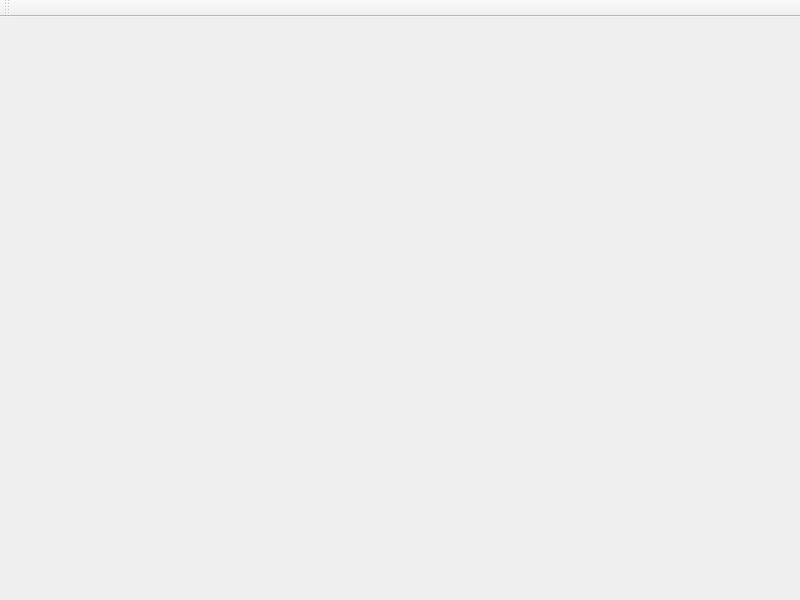
Above: form.ui from EsseteeStuff/wallpaperdownloader before the change. Below: the same form after it.
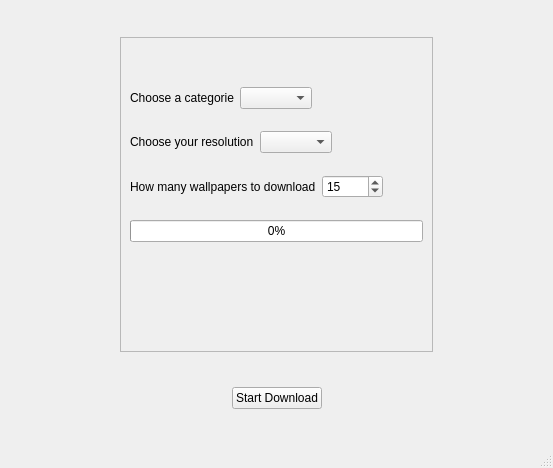
That is the form after the change.

```diff
--- a/form.ui
+++ b/form.ui
@@ -6,25 +6,341 @@
    <rect>
     <x>0</x>
     <y>0</y>
-    <width>800</width>
-    <height>600</height>
+    <width>553</width>
+    <height>468</height>
    </rect>
   </property>
+  <property name="minimumSize">
+   <size>
+    <width>550</width>
+    <height>468</height>
+   </size>
+  </property>
   <property name="windowTitle">
    <string>MainWindow</string>
   </property>
-  <widget class="QWidget" name="centralwidget"/>
-  <widget class="QToolBar" name="toolBar">
-   <property name="windowTitle">
-    <string>toolBar</string>
+  <widget class="QWidget" name="centralwidget">
+   <layout class="QVBoxLayout" name="verticalLayout_2">
+    <item>
+     <spacer name="verticalSpacer_6">
+      <property name="orientation">
+       <enum>Qt::Vertical</enum>
+      </property>
+      <property name="sizeHint" stdset="0">
+       <size>
+        <width>20</width>
+        <height>0</height>
+       </size>
+      </property>
+     </spacer>
+    </item>
+    <item>
+     <layout class="QHBoxLayout" name="horizontalLayout_4">
+      <item>
+       <spacer name="horizontalSpacer">
+        <property name="orientation">
+         <enum>Qt::Horizontal</enum>
+        </property>
+        <property name="sizeHint" stdset="0">
+         <size>
+          <width>40</width>
+          <height>20</height>
+         </size>
+        </property>
+       </spacer>
+      </item>
+      <item>
+       <widget class="QFrame" name="frame">
+        <property name="frameShape">
+         <enum>QFrame::StyledPanel</enum>
+        </property>
+        <property name="frameShadow">
+         <enum>QFrame::Raised</enum>
+        </property>
+        <layout class="QVBoxLayout" name="verticalLayout">
+         <item>
+          <spacer name="verticalSpacer">
+           <property name="orientation">
+            <enum>Qt::Vertical</enum>
+           </property>
+           <property name="sizeHint" stdset="0">
+            <size>
+             <width>20</width>
+             <height>40</height>
+            </size>
+           </property>
+          </spacer>
+         </item>
+         <item>
+          <layout class="QHBoxLayout" name="horizontalLayout">
+           <item>
+            <widget class="QLabel" name="label_2">
+             <property name="text">
+              <string>Choose a categorie</string>
+             </property>
+            </widget>
+           </item>
+           <item>
+            <widget class="QComboBox" name="cbxCategorie"/>
+           </item>
+           <item>
+            <spacer name="horizontalSpacer_3">
+             <property name="orientation">
+              <enum>Qt::Horizontal</enum>
+             </property>
+             <property name="sizeHint" stdset="0">
+              <size>
+               <width>40</width>
+               <height>20</height>
+              </size>
+             </property>
+            </spacer>
+           </item>
+          </layout>
+         </item>
+         <item>
+          <spacer name="verticalSpacer_5">
+           <property name="orientation">
+            <enum>Qt::Vertical</enum>
+           </property>
+           <property name="sizeHint" stdset="0">
+            <size>
+             <width>20</width>
+             <height>16</height>
+            </size>
+           </property>
+          </spacer>
+         </item>
+         <item>
+          <layout class="QHBoxLayout" name="horizontalLayout_2">
+           <item>
+            <widget class="QLabel" name="label">
+             <property name="text">
+              <string>Choose your resolution</string>
+             </property>
+             <property name="scaledContents">
+              <bool>true</bool>
+             </property>
+            </widget>
+           </item>
+           <item>
+            <widget class="QComboBox" name="cbxResolution"/>
+           </item>
+           <item>
+            <spacer name="horizontalSpacer_4">
+             <property name="orientation">
+              <enum>Qt::Horizontal</enum>
+             </property>
+             <property name="sizeHint" stdset="0">
+              <size>
+               <width>40</width>
+               <height>20</height>
+              </size>
+             </property>
+            </spacer>
+           </item>
+          </layout>
+         </item>
+         <item>
+          <spacer name="verticalSpacer_4">
+           <property name="orientation">
+            <enum>Qt::Vertical</enum>
+           </property>
+           <property name="sizeHint" stdset="0">
+            <size>
+             <width>20</width>
+             <height>16</height>
+            </size>
+           </property>
+          </spacer>
+         </item>
+         <item>
+          <layout class="QHBoxLayout" name="horizontalLayout_3">
+           <item>
+            <widget class="QLabel" name="label_3">
+             <property name="text">
+              <string>How many wallpapers to download</string>
+             </property>
+            </widget>
+           </item>
+           <item>
+            <widget class="QSpinBox" name="spinBox">
+             <property name="maximum">
+              <number>99999</number>
+             </property>
+             <property name="singleStep">
+              <number>15</number>
+             </property>
+             <property name="value">
+              <number>15</number>
+             </property>
+            </widget>
+           </item>
+           <item>
+            <spacer name="horizontalSpacer_6">
+             <property name="orientation">
+              <enum>Qt::Horizontal</enum>
+             </property>
+             <property name="sizeHint" stdset="0">
+              <size>
+               <width>40</width>
+               <height>20</height>
+              </size>
+             </property>
+            </spacer>
+           </item>
+          </layout>
+         </item>
+         <item>
+          <spacer name="verticalSpacer_3">
+           <property name="orientation">
+            <enum>Qt::Vertical</enum>
+           </property>
+           <property name="sizeHint" stdset="0">
+            <size>
+             <width>20</width>
+             <height>16</height>
+            </size>
+           </property>
+          </spacer>
+         </item>
+         <item>
+          <widget class="QProgressBar" name="progressBar">
+           <property name="value">
+            <number>0</number>
+           </property>
+           <property name="format">
+            <string>%p%</string>
+           </property>
+          </widget>
+         </item>
+         <item>
+          <spacer name="verticalSpacer_9">
+           <property name="orientation">
+            <enum>Qt::Vertical</enum>
+           </property>
+           <property name="sizeHint" stdset="0">
+            <size>
+             <width>20</width>
+             <height>40</height>
+            </size>
+           </property>
+          </spacer>
+         </item>
+         <item>
+          <widget class="QLabel" name="lblGedaan">
+           <property name="text">
+            <string/>
+           </property>
+          </widget>
+         </item>
+         <item>
+          <spacer name="verticalSpacer_2">
+           <property name="orientation">
+            <enum>Qt::Vertical</enum>
+           </property>
+           <property name="sizeHint" stdset="0">
+            <size>
+             <width>20</width>
+             <height>40</height>
+            </size>
+           </property>
+          </spacer>
+         </item>
+        </layout>
+       </widget>
+      </item>
+      <item>
+       <spacer name="horizontalSpacer_2">
+        <property name="orientation">
+         <enum>Qt::Horizontal</enum>
+        </property>
+        <property name="sizeHint" stdset="0">
+         <size>
+          <width>40</width>
+          <height>20</height>
+         </size>
+        </property>
+       </spacer>
+      </item>
+     </layout>
+    </item>
+    <item>
+     <spacer name="verticalSpacer_7">
+      <property name="orientation">
+       <enum>Qt::Vertical</enum>
+      </property>
+      <property name="sizeHint" stdset="0">
+       <size>
+        <width>20</width>
+        <height>0</height>
+       </size>
+      </property>
+     </spacer>
+    </item>
+    <item>
+     <layout class="QHBoxLayout" name="horizontalLayout_5">
+      <item>
+       <spacer name="horizontalSpacer_5">
+        <property name="orientation">
+         <enum>Qt::Horizontal</enum>
+        </property>
+        <property name="sizeHint" stdset="0">
+         <size>
+          <width>40</width>
+          <height>20</height>
+         </size>
+        </property>
+       </spacer>
+      </item>
+      <item>
+       <widget class="QPushButton" name="btnStartDownload">
+        <property name="text">
+         <string>Start Download</string>
+        </property>
+       </widget>
+      </item>
+      <item>
+       <spacer name="horizontalSpacer_7">
+        <property name="orientation">
+         <enum>Qt::Horizontal</enum>
+        </property>
+        <property name="sizeHint" stdset="0">
+         <size>
+          <width>40</width>
+          <height>20</height>
+         </size>
+        </property>
+       </spacer>
+      </item>
+     </layout>
+    </item>
+    <item>
+     <spacer name="verticalSpacer_8">
+      <property name="orientation">
+       <enum>Qt::Vertical</enum>
+      </property>
+      <property name="sizeHint" stdset="0">
+       <size>
+        <width>20</width>
+        <height>0</height>
+       </size>
+      </property>
+     </spacer>
+    </item>
+   </layout>
+  </widget>
+  <widget class="QMenuBar" name="menubar">
+   <property name="geometry">
+    <rect>
+     <x>0</x>
+     <y>0</y>
+     <width>553</width>
+     <height>26</height>
+    </rect>
    </property>
-   <attribute name="toolBarArea">
-    <enum>TopToolBarArea</enum>
-   </attribute>
-   <attribute name="toolBarBreak">
-    <bool>false</bool>
-   </attribute>
   </widget>
+  <widget class="QStatusBar" name="statusbar"/>
  </widget>
  <resources/>
  <connections/>
```
